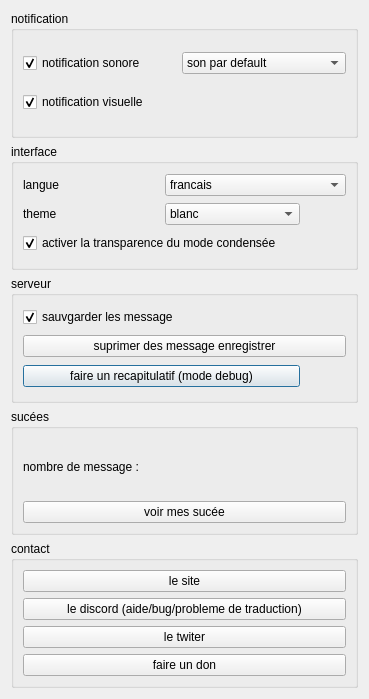
Old version of the form serveur/parametre.ui in the repository https-github-com-anantasystem/AnantaSystem.
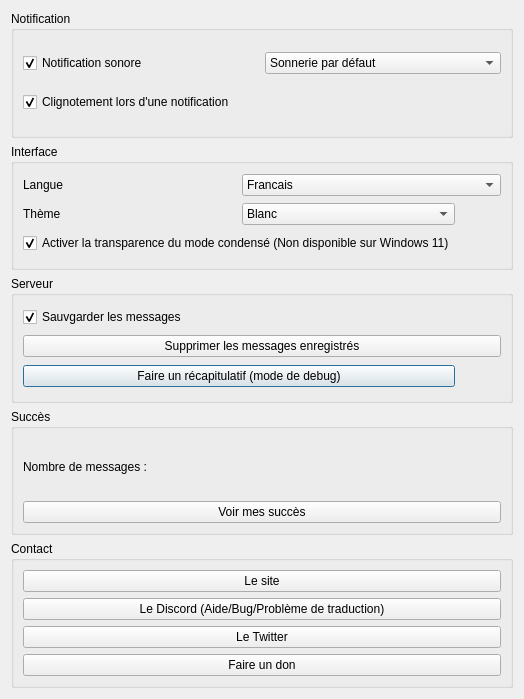
New version of the form. Icons and pictures are not drawn.

```diff
--- a/serveur/parametre.ui
+++ b/serveur/parametre.ui
@@ -30,13 +30,13 @@
    <item row="2" column="0">
     <widget class="QGroupBox" name="groupBox_3">
      <property name="title">
-      <string>serveur</string>
+      <string>Serveur</string>
      </property>
      <layout class="QGridLayout" name="gridLayout_4">
       <item row="0" column="0">
        <widget class="QCheckBox" name="checkBox_3">
         <property name="text">
-         <string>sauvgarder les message</string>
+         <string>Sauvgarder les messages</string>
         </property>
         <property name="checked">
          <bool>true</bool>
@@ -46,7 +46,7 @@
       <item row="2" column="0">
        <widget class="QPushButton" name="pushButton_4">
         <property name="text">
-         <string>faire un recapitulatif (mode debug)</string>
+         <string>Faire un récapitulatif (mode de debug)</string>
         </property>
         <property name="icon">
          <iconset resource="resource.qrc">
@@ -77,7 +77,7 @@
       <item row="1" column="0" colspan="2">
        <widget class="QPushButton" name="deletbuton">
         <property name="text">
-         <string>suprimer des message enregistrer</string>
+         <string>Supprimer les messages enregistrés</string>
         </property>
         <property name="icon">
          <iconset resource="resource.qrc">
@@ -91,21 +91,14 @@
    <item row="1" column="0">
     <widget class="QGroupBox" name="groupBox_2">
      <property name="title">
-      <string>interface</string>
+      <string>Interface</string>
      </property>
      <layout class="QGridLayout" name="gridLayout_3">
-      <item row="1" column="0">
-       <widget class="QLabel" name="label_2">
-        <property name="text">
-         <string>theme</string>
-        </property>
-       </widget>
-      </item>
       <item row="0" column="1" colspan="2">
        <widget class="QComboBox" name="comboBox_2">
         <item>
          <property name="text">
-          <string>francais</string>
+          <string>Francais</string>
          </property>
         </item>
         <item>
@@ -118,7 +111,54 @@
       <item row="0" column="0">
        <widget class="QLabel" name="label">
         <property name="text">
-         <string>langue</string>
+         <string>Langue</string>
+        </property>
+       </widget>
+      </item>
+      <item row="2" column="2">
+       <widget class="QPushButton" name="pushButton_2">
+        <property name="sizePolicy">
+         <sizepolicy hsizetype="Fixed" vsizetype="Fixed">
+          <horstretch>0</horstretch>
+          <verstretch>0</verstretch>
+         </sizepolicy>
+        </property>
+        <property name="text">
+         <string/>
+        </property>
+        <property name="icon">
+         <iconset resource="resource.qrc">
+          <normaloff>:/image/Blue_question_mark_icon.svg.png</normaloff>:/image/Blue_question_mark_icon.svg.png</iconset>
+        </property>
+        <property name="flat">
+         <bool>true</bool>
+        </property>
+       </widget>
+      </item>
+      <item row="1" column="0">
+       <widget class="QLabel" name="label_2">
+        <property name="text">
+         <string>Thème</string>
+        </property>
+       </widget>
+      </item>
+      <item row="1" column="2">
+       <widget class="QPushButton" name="pushButton">
+        <property name="sizePolicy">
+         <sizepolicy hsizetype="Fixed" vsizetype="Fixed">
+          <horstretch>0</horstretch>
+          <verstretch>0</verstretch>
+         </sizepolicy>
+        </property>
+        <property name="text">
+         <string/>
+        </property>
+        <property name="icon">
+         <iconset resource="resource.qrc">
+          <normaloff>:/image/Blue_question_mark_icon.svg.png</normaloff>:/image/Blue_question_mark_icon.svg.png</iconset>
+        </property>
+        <property name="flat">
+         <bool>true</bool>
         </property>
        </widget>
       </item>
@@ -126,7 +166,7 @@
        <widget class="QComboBox" name="comboBox_3">
         <item>
          <property name="text">
-          <string>blanc</string>
+          <string>Blanc</string>
          </property>
         </item>
         <item>
@@ -184,7 +224,7 @@
       <item row="2" column="0" colspan="2">
        <widget class="QCheckBox" name="checkboxmodecondensee">
         <property name="text">
-         <string>activer la transparence du mode condensée</string>
+         <string>Activer la transparence du mode condensé (Non disponible sur Windows 11)</string>
         </property>
         <property name="checked">
          <bool>true</bool>
@@ -197,13 +237,13 @@
    <item row="4" column="0">
     <widget class="QGroupBox" name="groupBox_4">
      <property name="title">
-      <string>contact</string>
+      <string>Contact</string>
      </property>
      <layout class="QGridLayout" name="gridLayout_5">
       <item row="0" column="0">
        <widget class="QPushButton" name="site">
         <property name="text">
-         <string>le site</string>
+         <string>Le site</string>
         </property>
         <property name="icon">
          <iconset resource="resource.qrc">
@@ -214,7 +254,7 @@
       <item row="1" column="0">
        <widget class="QPushButton" name="discord">
         <property name="text">
-         <string>le discord (aide/bug/probleme de traduction)</string>
+         <string>Le Discord (Aide/Bug/Problème de traduction)</string>
         </property>
         <property name="icon">
          <iconset resource="resource.qrc">
@@ -225,7 +265,7 @@
       <item row="2" column="0">
        <widget class="QPushButton" name="tweter">
         <property name="text">
-         <string>le twiter</string>
+         <string>Le Twitter</string>
         </property>
         <property name="icon">
          <iconset resource="resource.qrc">
@@ -236,7 +276,7 @@
       <item row="3" column="0">
        <widget class="QPushButton" name="don">
         <property name="text">
-         <string>faire un don</string>
+         <string>Faire un don</string>
         </property>
         <property name="icon">
          <iconset resource="resource.qrc">
@@ -250,28 +290,9 @@
    <item row="0" column="0">
     <widget class="QGroupBox" name="groupBox">
      <property name="title">
-      <string>notification</string>
+      <string>Notification</string>
      </property>
      <layout class="QGridLayout" name="gridLayout_2">
-      <item row="1" column="0">
-       <widget class="QCheckBox" name="checkBox_2">
-        <property name="toolTip">
-         <string>permet de definire lactivation des notification visuelle</string>
-        </property>
-        <property name="whatsThis">
-         <string>permet de definire lactivation des notification visuelle</string>
-        </property>
-        <property name="accessibleDescription">
-         <string>permet de definire lactivation des notification visuelle</string>
-        </property>
-        <property name="text">
-         <string>notification visuelle</string>
-        </property>
-        <property name="checked">
-         <bool>true</bool>
-        </property>
-       </widget>
-      </item>
       <item row="0" column="0">
        <widget class="QCheckBox" name="checkBox">
         <property name="toolTip">
@@ -281,7 +302,7 @@
          <string>permet de definire lactivation des notification sonore</string>
         </property>
         <property name="text">
-         <string>notification sonore</string>
+         <string>Notification sonore</string>
         </property>
         <property name="checked">
          <bool>true</bool>
@@ -292,7 +313,7 @@
        <widget class="QComboBox" name="comboBox">
         <item>
          <property name="text">
-          <string>son par default</string>
+          <string>Sonnerie par défaut</string>
          </property>
         </item>
         <item>
@@ -307,19 +328,38 @@
         </item>
        </widget>
       </item>
+      <item row="1" column="0" colspan="2">
+       <widget class="QCheckBox" name="checkBox_2">
+        <property name="toolTip">
+         <string>permet de definire lactivation des notification visuelle</string>
+        </property>
+        <property name="whatsThis">
+         <string>permet de definire lactivation des notification visuelle</string>
+        </property>
+        <property name="accessibleDescription">
+         <string>permet de definire lactivation des notification visuelle</string>
+        </property>
+        <property name="text">
+         <string>Clignotement lors d'une notification</string>
+        </property>
+        <property name="checked">
+         <bool>true</bool>
+        </property>
+       </widget>
+      </item>
      </layout>
     </widget>
    </item>
    <item row="3" column="0">
     <widget class="QGroupBox" name="groupBox_5">
      <property name="title">
-      <string>sucées</string>
+      <string>Succès</string>
      </property>
      <layout class="QGridLayout" name="gridLayout_6">
       <item row="1" column="0">
        <widget class="QPushButton" name="pushButton_3">
         <property name="text">
-         <string>voir mes sucée</string>
+         <string>Voir mes succès</string>
         </property>
         <property name="icon">
          <iconset resource="resource.qrc">
@@ -330,7 +370,7 @@
       <item row="0" column="0">
        <widget class="QLabel" name="label_3">
         <property name="text">
-         <string>nombre de message :</string>
+         <string>Nombre de messages :</string>
         </property>
        </widget>
       </item>
```
Left out of the diff: 48 changed lines with no effect on the pictures.
